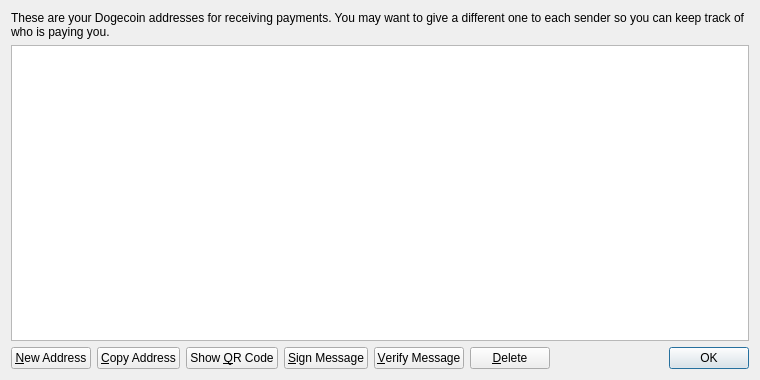
Above: src/qt/forms/addressbookpage.ui from oracul/bullyon before the change. Below: the same form after it.
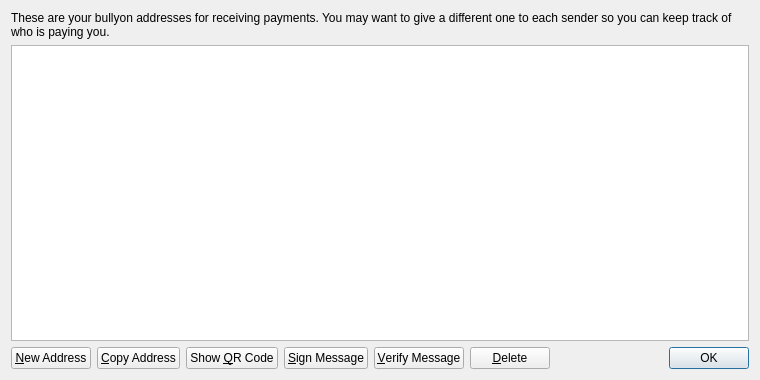
That is the form after the change. Icons and pictures are not drawn.

Patch:
```diff
--- a/src/qt/forms/addressbookpage.ui
+++ b/src/qt/forms/addressbookpage.ui
@@ -17,7 +17,7 @@
    <item>
     <widget class="QLabel" name="labelExplanation">
      <property name="text">
-      <string>These are your Dogecoin addresses for receiving payments. You may want to give a different one to each sender so you can keep track of who is paying you.</string>
+      <string>These are your bullyon addresses for receiving payments. You may want to give a different one to each sender so you can keep track of who is paying you.</string>
      </property>
      <property name="textFormat">
       <enum>Qt::PlainText</enum>
```
Left out of the diff: 4 changed lines with no effect on the pictures.
